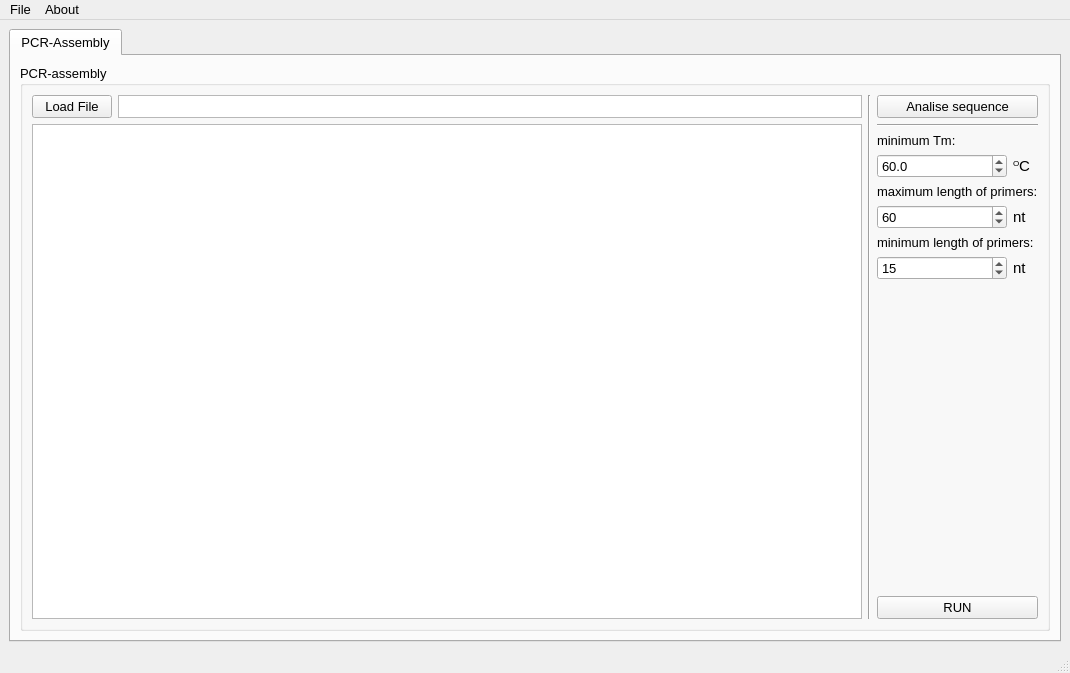
This is MainWindow.ui in CrystalColeCrystal/MK_oligo as Qt 5 draws it before an edit. The edited form follows.
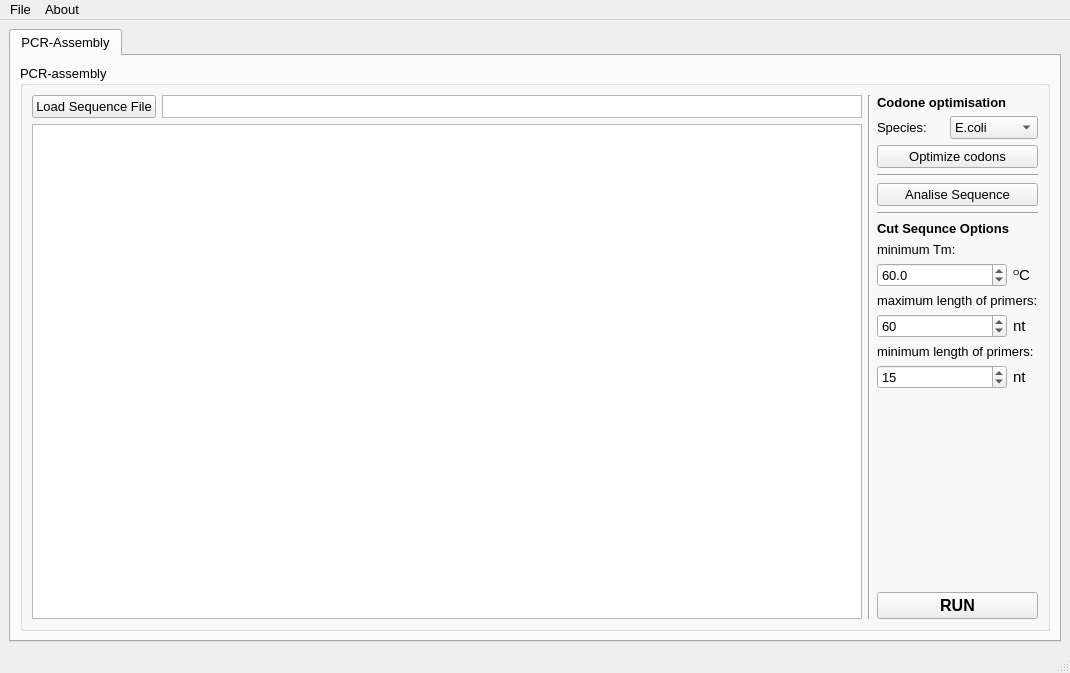
This is the edited form. Icons and pictures are not drawn.

Commit message:
Add Codon optimisation
Append codon optimisation form and smal bugfix

```diff
--- a/MainWindow.ui
+++ b/MainWindow.ui
@@ -90,7 +90,7 @@
                  <item>
                   <widget class="QPushButton" name="pushButton_6">
                    <property name="text">
-                    <string>Load File</string>
+                    <string>Load Sequence File</string>
                    </property>
                   </widget>
                  </item>
@@ -129,10 +129,73 @@
              </item>
              <item>
               <layout class="QVBoxLayout" name="verticalLayout_4">
+               <item>
+                <widget class="QLabel" name="label_8">
+                 <property name="font">
+                  <font>
+                   <pointsize>10</pointsize>
+                   <bold>true</bold>
+                  </font>
+                 </property>
+                 <property name="text">
+                  <string>Codone optimisation</string>
+                 </property>
+                </widget>
+               </item>
+               <item>
+                <layout class="QHBoxLayout" name="horizontalLayout_6">
+                 <item>
+                  <widget class="QLabel" name="label_9">
+                   <property name="maximumSize">
+                    <size>
+                     <width>67</width>
+                     <height>16777215</height>
+                    </size>
+                   </property>
+                   <property name="text">
+                    <string>Species:</string>
+                   </property>
+                  </widget>
+                 </item>
+                 <item>
+                  <widget class="QComboBox" name="comboBox">
+                   <item>
+                    <property name="text">
+                     <string>E.coli</string>
+                    </property>
+                   </item>
+                   <item>
+                    <property name="text">
+                     <string>Mouse</string>
+                    </property>
+                   </item>
+                   <item>
+                    <property name="text">
+                     <string>Drosofila</string>
+                    </property>
+                   </item>
+                  </widget>
+                 </item>
+                </layout>
+               </item>
                <item>
                 <widget class="QPushButton" name="pushButton">
                  <property name="text">
-                  <string>Analise sequence</string>
+                  <string>Optimize codons</string>
+                 </property>
+                </widget>
+               </item>
+               <item>
+                <widget class="Line" name="line_2">
+                 <property name="orientation">
+                  <enum>Qt::Horizontal</enum>
+                 </property>
+                </widget>
+               </item>
+               <item>
+                <widget class="QPushButton" name="analiseseq_pushButton">
+                 <property name="text">
+                  <string>Analise Sequence</string>
                  </property>
                 </widget>
                </item>
@@ -143,6 +206,19 @@
                  </property>
                 </widget>
                </item>
+               <item>
+                <widget class="QLabel" name="label_7">
+                 <property name="font">
+                  <font>
+                   <pointsize>10</pointsize>
+                   <bold>true</bold>
+                  </font>
+                 </property>
+                 <property name="text">
+                  <string>Cut Sequnce Options</string>
+                 </property>
+                </widget>
+               </item>
                <item>
                 <widget class="QLabel" name="label">
                  <property name="text">
@@ -277,7 +353,13 @@
                 </spacer>
                </item>
                <item>
-                <widget class="QPushButton" name="pushButton_2">
+                <widget class="QPushButton" name="run_pushButton">
+                 <property name="font">
+                  <font>
+                   <pointsize>12</pointsize>
+                   <bold>true</bold>
+                  </font>
+                 </property>
                  <property name="text">
                   <string>RUN</string>
                  </property>
```
Left out of the diff: 10 changed lines with no effect on the pictures.
